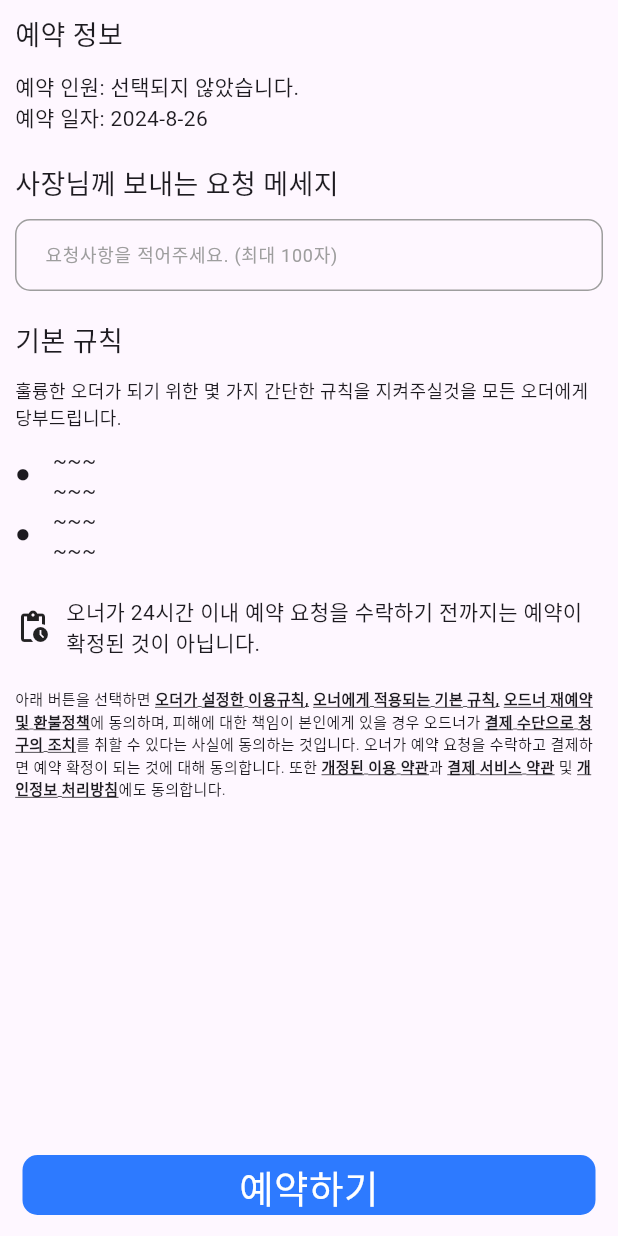
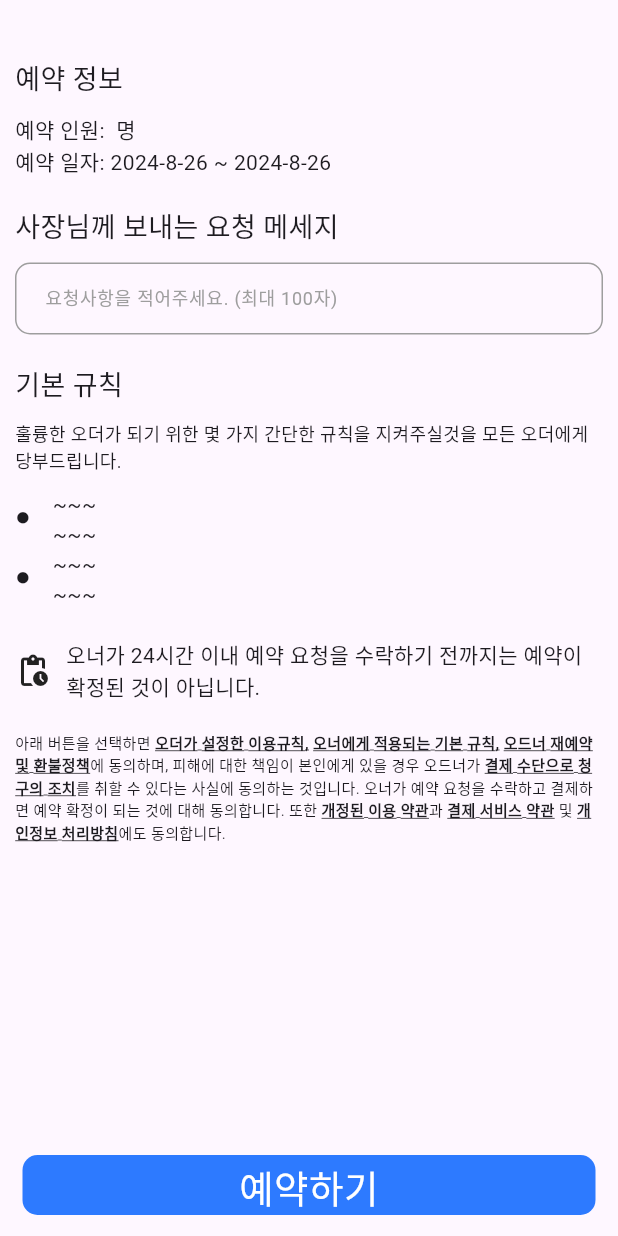
Before and after one commit to kimakuma/SIDE-ordner_FE, a Flutter app: the ReservePage screen opened directly with empty values, on a phone screen of 412 x 824 dp. Run offline on Flutter 3.47's test engine with Material 3 defaults, Android fonts, the phone set to English and light mode, and no system bars; our stand-ins replace table_calendar; missing offline and left inert: elastic_client, mysql_client; network calls fail.

Commit message:
FEAT :: (Reserve Process) 로그인 검증 로직 추가

```diff
--- a/lib/screens/login/signInPage.dart
+++ b/lib/screens/login/signInPage.dart
@@ -126,6 +126,8 @@ class _LoginState extends State<SignInPage> {
                               );
                             } else if (loginCheck['status'] == 200) {
                               loginStatus.logIn(loginCheck['results'][0]);
+
+                              Navigator.of(context).pop(true);
                             }
                           },
                           child: Text('로그인'),
--- a/lib/screens/odrner/reservePage.dart
+++ b/lib/screens/odrner/reservePage.dart
@@ -1,12 +1,21 @@
 import 'package:flutter/material.dart';
 import 'package:flutter/services.dart';
+import 'package:provider/provider.dart';
+
+import 'package:foodplace/services/API.dart';
+
+// 로그인 상태 관리 파일
+import 'package:foodplace/components/loginStatus.dart';
 
 class ReservePage extends StatefulWidget {
+  final int truckId;
+  final String truckName;
+  final String? _selectedPeople;
   final DateTime? _rangeStart;
   final DateTime? _rangeEnd;
-  final String? _selectedPeople;
 
-  const ReservePage(this._rangeStart, this._rangeEnd, this._selectedPeople,
+  const ReservePage(this.truckId, this.truckName, this._selectedPeople,
+      this._rangeStart, this._rangeEnd,
       {super.key});
 
   @override
@@ -17,6 +26,12 @@ class _ReservePageState extends State<ReservePage> {
   late String selectedStart;
   late String selectedEnd;
 
+  var userId;
+  var truckId;
+  var truckName;
+  var startDate;
+  var endDate;
+
   @override
   void initState() {
     super.initState();
@@ -26,9 +41,6 @@ class _ReservePageState extends State<ReservePage> {
           "${widget._rangeStart?.year}-${widget._rangeStart?.month}-${widget._rangeStart?.day}";
       selectedEnd =
           "${widget._rangeEnd?.year}-${widget._rangeEnd?.month}-${widget._rangeEnd?.day}";
-    } else if ((widget._rangeStart) == null && (widget._rangeEnd) == null) {
-      selectedStart = "0000-00-00";
-      selectedEnd = "0000-00-00";
     } else {
       selectedStart =
           "${widget._rangeStart?.year}-${widget._rangeStart?.month}-${widget._rangeStart?.day}";
@@ -39,6 +51,8 @@ class _ReservePageState extends State<ReservePage> {
 
   @override
   Widget build(BuildContext context) {
+    final userInfo = Provider.of<Login>(context, listen: false);
+
     return Scaffold(
         body: Padding(
             padding: EdgeInsets.fromLTRB(10, 10, 10, 0),
@@ -47,16 +61,18 @@ class _ReservePageState extends State<ReservePage> {
                 Expanded(
                   child: ListView(shrinkWrap: true, children: [
                     Text(
+                      widget.truckName,
+                      style: TextStyle(fontSize: 20),
+                    ),
+                    Text(
                       "예약 정보",
                       style: TextStyle(fontSize: 18),
                     ),
                     SizedBox(
                       height: 10,
                     ),
-                    Text(
-                        '예약 인원: ${widget._selectedPeople != "" ? "${widget._selectedPeople} 명" : "선택되지 않았습니다."}'),
-                    Text(
-                        '예약 일자: ${selectedStart == selectedEnd ? selectedStart == "0000-00-00" ? "선택되지 않았습니다." : selectedStart : "${selectedStart} ~ ${selectedEnd}"}'),
+                    Text('예약 인원: ${widget._selectedPeople} 명'),
+                    Text('예약 일자: ${selectedStart} ~ ${selectedEnd}'),
                     SizedBox(
                       height: 20,
                     ),
@@ -220,6 +236,16 @@ class _ReservePageState extends State<ReservePage> {
                 GestureDetector(
                     onTap: () {
                       print("Reserved!");
+                      print(
+                          "${userInfo.id} + ${widget.truckId} + ${widget.truckName} + ${selectedStart} + ${selectedEnd}");
+
+                      // final response = APIPost(path: '/reserve', params: {
+                      //   userId: userInfo.id,
+                      //   truckId: widget.truckId,
+                      //   truckName: widget.truckName,
+                      //   startDate: selectedStart,
+                      //   endDate: selectedEnd
+                      // });
                     },
                     child: Column(children: [
                       Container(
```
Also changed, not shown: lib/screens/my/my_mainPage.dart (+19 -3 lines), lib/screens/odrner/truckPage.dart (+93 -27 lines).
